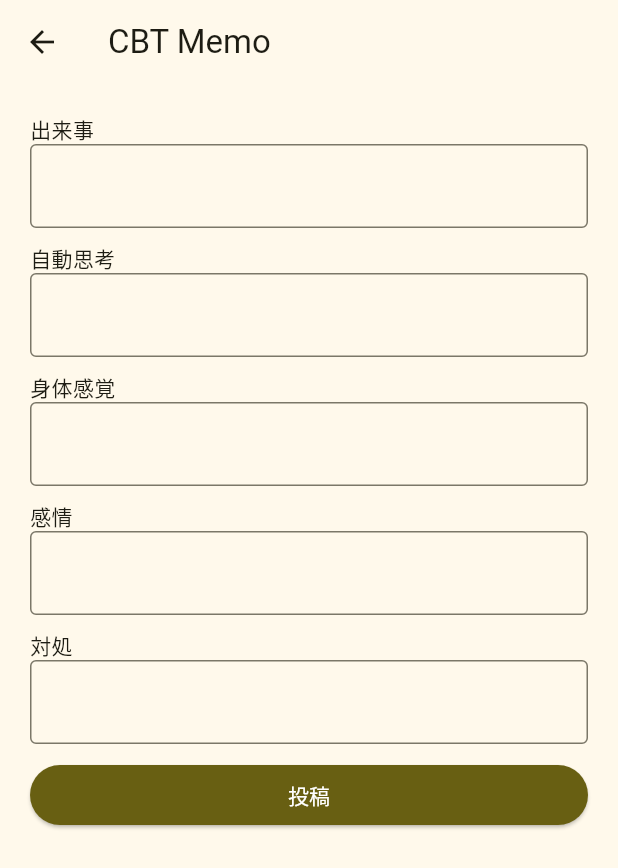
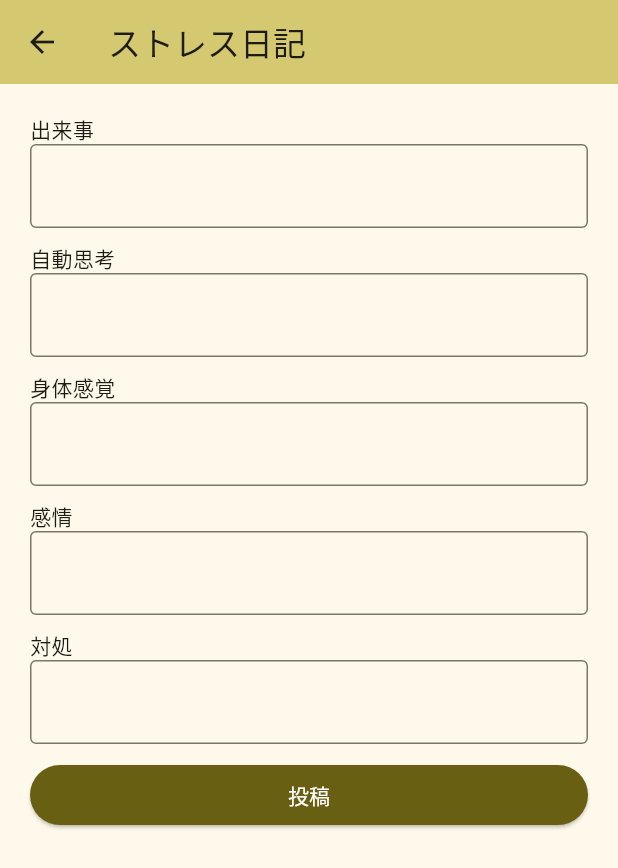
Before and after one commit to YvesDansereau/cbt-memo, a Flutter app: the screen it shows after launch, after a tap on "ストレス日記", on a phone screen of 412 x 824 dp. Shown: the top 868 px of the screen. Run offline on Flutter 3.47's test engine with Material 3 defaults, Android fonts, the phone set to English and light mode, and no system bars.

Commit message:
✨ Use common app bar (#4)
* add common app bar

* install common app bar

```diff
--- /dev/null
+++ b/lib/app_bar.dart
@@ -0,0 +1,20 @@
+import 'package:flutter/material.dart';
+
+class CommonAppBar extends StatelessWidget implements PreferredSizeWidget {
+  const CommonAppBar({super.key, required this.title});
+
+  final String title;
+
+  @override
+  Widget build(BuildContext context) {
+    final theme = Theme.of(context);
+
+    return AppBar(
+      title: Text(title),
+      backgroundColor: theme.colorScheme.inversePrimary,
+    );
+  }
+
+  @override
+  Size get preferredSize => const Size.fromHeight(kToolbarHeight);
+}
--- a/lib/home_page.dart
+++ b/lib/home_page.dart
@@ -1,3 +1,4 @@
+import 'package:cbt_memo/app_bar.dart';
 import 'package:cbt_memo/stress_diary.dart';
 import 'package:flutter/material.dart';
 
@@ -7,7 +8,7 @@ class HomePage extends StatelessWidget {
   @override
   Widget build(BuildContext context) {
     return Scaffold(
-      appBar: AppBar(title: const Text('CBT Memo')),
+      appBar: const CommonAppBar(title: 'CBT Memo'),
       body: ListView(
         padding: const EdgeInsets.all(20),
         children: [
--- a/lib/stress_diary.dart
+++ b/lib/stress_diary.dart
@@ -1,3 +1,4 @@
+import 'package:cbt_memo/app_bar.dart';
 import 'package:flutter/material.dart';
 
 import 'title_and_text_field.dart';
@@ -41,7 +42,7 @@ class _StressDiaryPageState extends State<StressDiaryPage> {
     final theme = Theme.of(context);
 
     return Scaffold(
-      appBar: AppBar(title: const Text('CBT Memo')),
+      appBar: const CommonAppBar(title: 'ストレス日記'),
       body: ListView(
         padding: const EdgeInsets.all(20),
         children: <Widget>[
```
